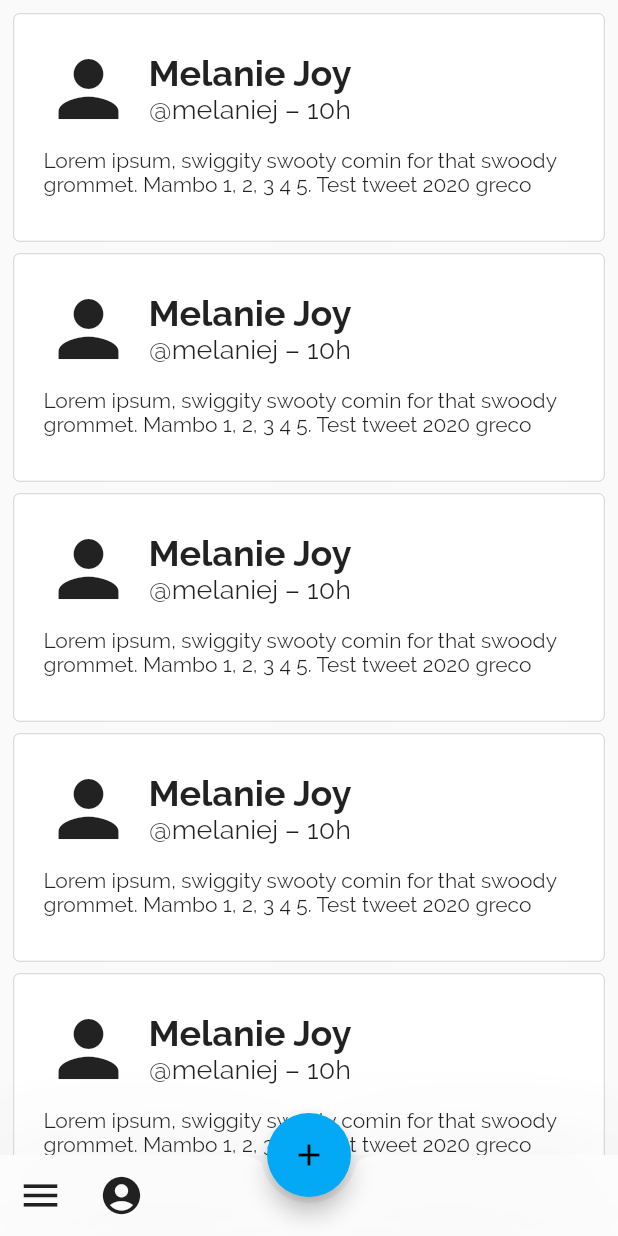
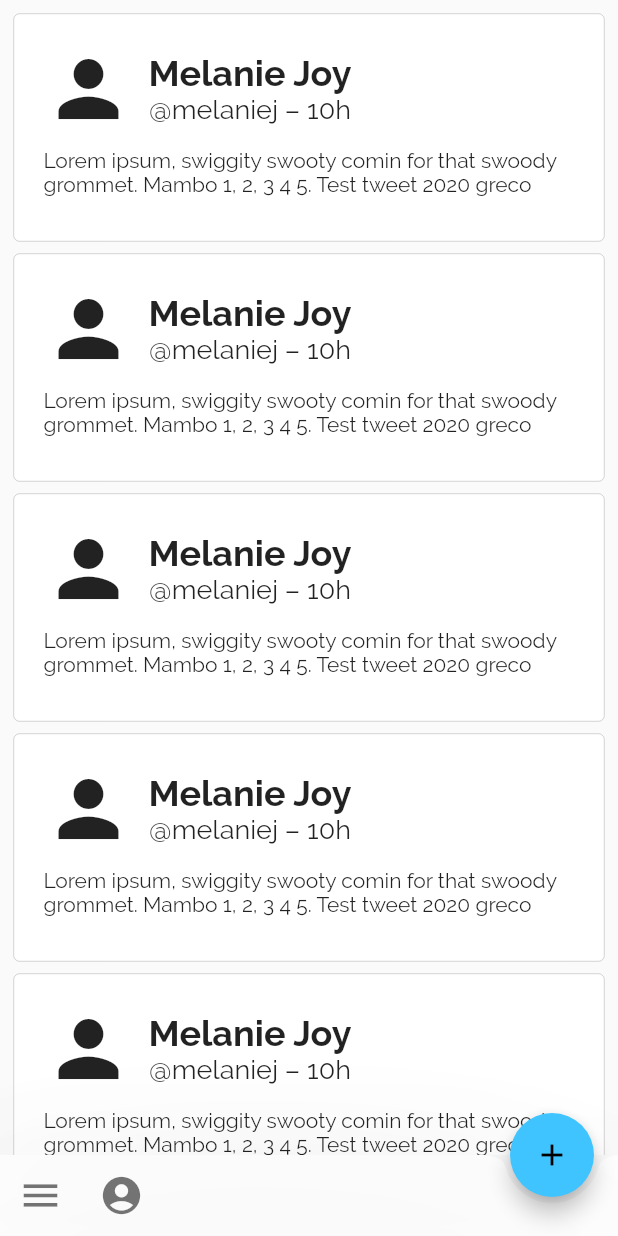
Before and after one commit to michaelgosling/twitter_md, a Flutter app: the screen it shows after launch, on a phone screen of 412 x 824 dp. Run offline on Flutter 3.47's test engine with Material 2 defaults, Android fonts, the phone set to English and light mode, and no system bars.

Commit message:
Change AppBar icons to a lighter shade of black (isnt that just grey?), move FAB to right side, change FAB color to accent color. Rename theme.

```diff
--- a/lib/main.dart
+++ b/lib/main.dart
@@ -2,13 +2,14 @@ import 'package:flutter/material.dart';
 
 void main() => runApp(MyApp());
 
-var ralewayMaterialTheme = ThemeData(
+var androidThemeData = ThemeData(
   primarySwatch: Colors.lightBlue,
   fontFamily: "Raleway",
   bottomAppBarColor: Colors.white70,
   primaryColor: Colors.lightBlue[100],
   primaryColorLight: Color.fromRGBO(230, 255, 255, 1),
   primaryColorDark: Color.fromRGBO(130, 179, 201, 1),
+  accentColor: Colors.lightBlueAccent,
 );
 var cardShape = RoundedRectangleBorder(
   borderRadius: BorderRadius.circular(4),
@@ -58,7 +59,7 @@ class MyApp extends StatelessWidget {
   Widget build(BuildContext context) {
     return MaterialApp(
       title: 'TweetMD',
-      theme: ralewayMaterialTheme,
+      theme: androidThemeData,
       home: Feed(title: 'Feed'),
     );
   }
@@ -78,9 +79,10 @@ class _FeedState extends State<Feed> {
   Widget build(BuildContext context) {
     return Scaffold(
       floatingActionButton: new FloatingActionButton(
+        backgroundColor: androidThemeData.accentColor,
         child: const Icon(Icons.add),
       ),
-      floatingActionButtonLocation: FloatingActionButtonLocation.centerDocked,
+      floatingActionButtonLocation: FloatingActionButtonLocation.endDocked,
       body: Center(
           child: ListView(
             padding: EdgeInsets.fromLTRB(5, 5, 5, 5),
@@ -101,11 +103,11 @@ class _FeedState extends State<Feed> {
           child: Row(
             children: <Widget>[
               Padding(
-                child: Icon(Icons.menu, size: 30),
+                child: Icon(Icons.menu, size: 30, color: Colors.black54,),
                 padding: EdgeInsets.all(12),
               ),
               Padding(
-                child: Icon(Icons.account_circle, size: 30),
+                child: Icon(Icons.account_circle, size: 30, color: Colors.black54),
                 padding: EdgeInsets.all(12),
               )
             ],
```
Also changed, not shown: pubspec.yaml (+7 -7 lines).
